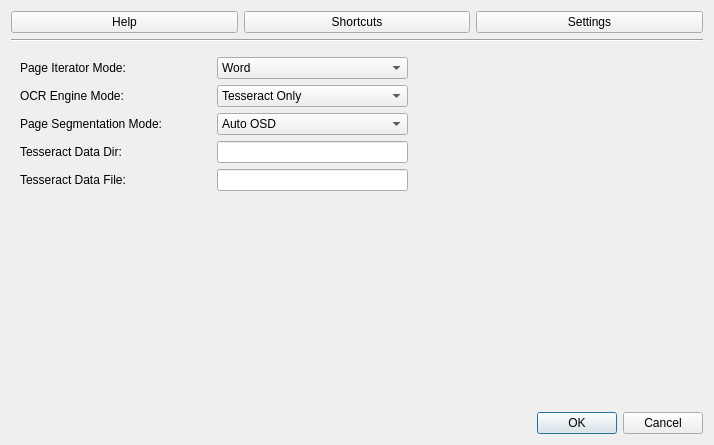
First picture: the form in forms/options.ui, repository WTS012201/Text-Extraction-Tool, before the edit.
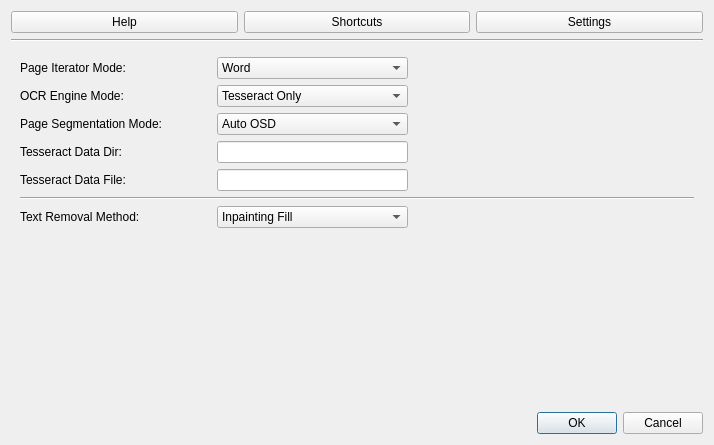
Second picture: the form after the edit.

What changed in the file:
```diff
--- a/forms/options.ui
+++ b/forms/options.ui
@@ -50,7 +50,7 @@
     </widget>
    </item>
    <item>
-    <layout class="QHBoxLayout" name="horizontalLayout" stretch="5">
+    <layout class="QHBoxLayout" name="horizontalLayout" stretch="0">
      <item>
       <widget class="QStackedWidget" name="stackedWidget">
        <property name="currentIndex">
@@ -291,6 +291,51 @@
            </item>
           </layout>
          </item>
+         <item>
+          <widget class="Line" name="line_2">
+           <property name="orientation">
+            <enum>Qt::Horizontal</enum>
+           </property>
+          </widget>
+         </item>
+         <item>
+          <layout class="QHBoxLayout" name="horizontalLayout_12" stretch="2,2,3">
+           <item>
+            <widget class="QLabel" name="label_7">
+             <property name="text">
+              <string>Text Removal Method:</string>
+             </property>
+            </widget>
+           </item>
+           <item>
+            <widget class="QComboBox" name="comboBox">
+             <item>
+              <property name="text">
+               <string>Inpainting Fill</string>
+              </property>
+             </item>
+             <item>
+              <property name="text">
+               <string>Neighboring Fill</string>
+              </property>
+             </item>
+            </widget>
+           </item>
+           <item>
+            <spacer name="horizontalSpacer_6">
+             <property name="orientation">
+              <enum>Qt::Horizontal</enum>
+             </property>
+             <property name="sizeHint" stdset="0">
+              <size>
+               <width>40</width>
+               <height>20</height>
+              </size>
+             </property>
+            </spacer>
+           </item>
+          </layout>
+         </item>
          <item>
           <spacer name="verticalSpacer_2">
            <property name="orientation">
```
